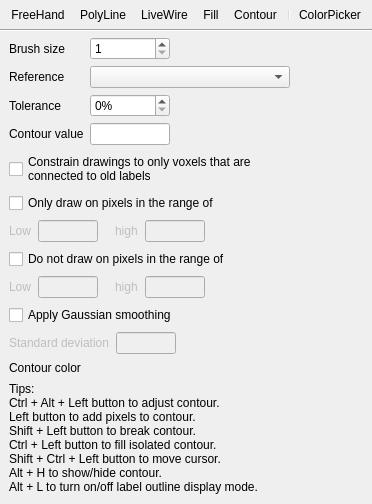
The window that freeview/ToolWindowEdit.ui (freesurfer/freesurfer) describes before a commit, drawn with Qt 5.
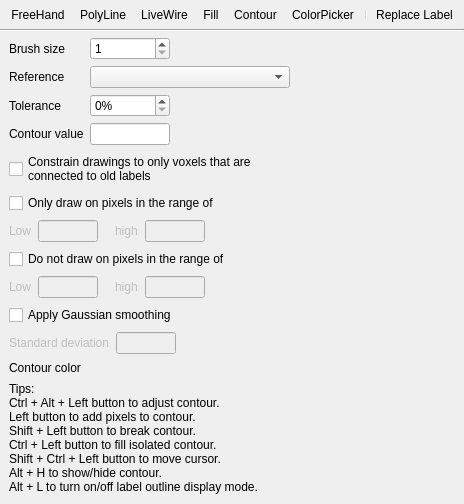
The same window after the commit. Icons and pictures are not drawn. Custom widgets are drawn as their Qt base class.

Commit message: Added replace label function in edit tool. fixed the issue that mainwindow raises itself to top after data loaded.

```diff
--- a/freeview/ToolWindowEdit.ui
+++ b/freeview/ToolWindowEdit.ui
@@ -42,8 +42,9 @@
      <addaction name="actionLiveWire"/>
      <addaction name="actionFill"/>
      <addaction name="actionContour"/>
-     <addaction name="separator"/>
      <addaction name="actionColorPicker"/>
+     <addaction name="separator"/>
+     <addaction name="actionReplaceLabel"/>
     </widget>
    </item>
    <item>
@@ -583,6 +584,18 @@
     <string>Color picker</string>
    </property>
   </action>
+  <action name="actionReplaceLabel">
+   <property name="icon">
+    <iconset resource="freeview.qrc">
+     <normaloff>:/resource/icons/voxel_draw_replace_color.png</normaloff>:/resource/icons/voxel_draw_replace_color.png</iconset>
+   </property>
+   <property name="text">
+    <string>Replace Label</string>
+   </property>
+   <property name="toolTip">
+    <string>Replace Label</string>
+   </property>
+  </action>
  </widget>
  <customwidgets>
   <customwidget>
```
Left out of the diff: 17 changed lines with no effect on the pictures. The commit also changes 17 other files.
